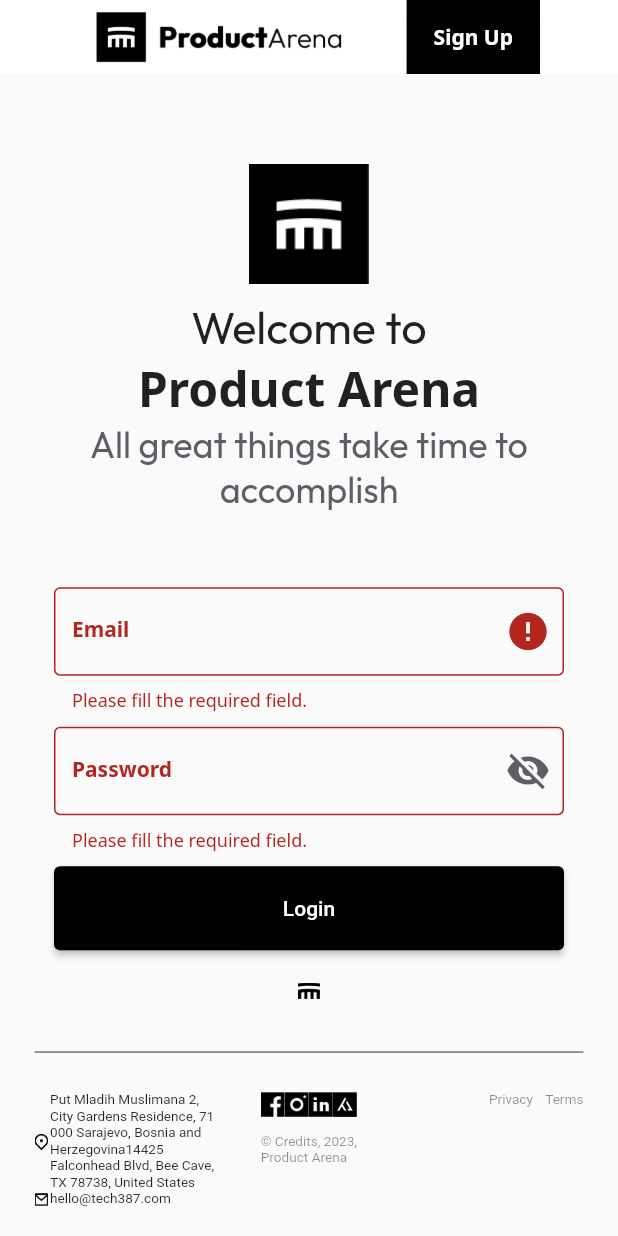
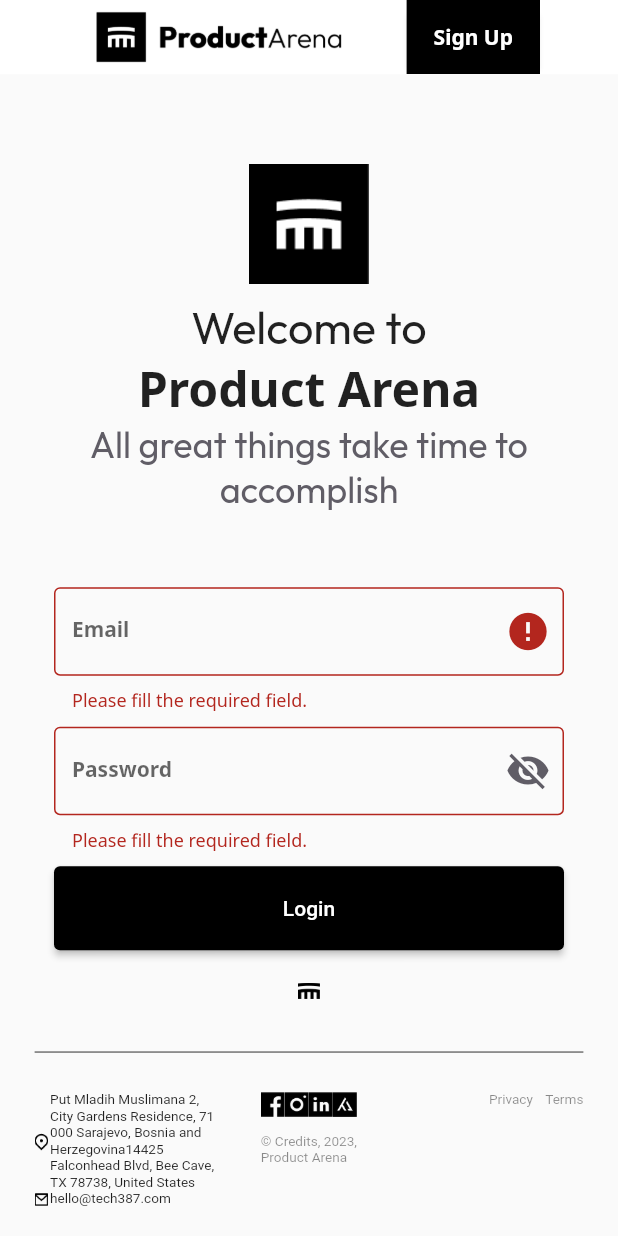
Before and after one commit to kingdomOfIT/V2_Product_Arena, a Flutter app: the WebLoginScreen screen opened by its route, after a tap on "Login", on a phone screen of 412 x 824 dp. Run offline on Flutter 3.47's test engine with Material 2 defaults, Android fonts, the light colour scheme and no system bars; our stand-ins replace flutter_spinkit, google_fonts, youtube_player_flutter, youtube_player_iframe; missing offline and left inert: amplify_api, amplify_auth_cognito, amplify_flutter; project files that could hold a hidden picture were left out.

Commit message:
Fixed login label color

```diff
--- a/lib/web/features/auth/widgets/web_login_form.dart
+++ b/lib/web/features/auth/widgets/web_login_form.dart
@@ -99,7 +99,7 @@ class _WebLoginFormState extends State<WebLoginForm> {
                   'Email',
                   style: GoogleFonts.notoSans(
                     fontSize: 14,
-                    color: emailColor,
+                    //color: emailColor,
                   ),
                 ),
                 fillColor: Colors.black,
@@ -193,7 +193,7 @@ class _WebLoginFormState extends State<WebLoginForm> {
                   'Password',
                   style: GoogleFonts.notoSans(
                     fontSize: 14,
-                    color: passwordColor,
+                    //color: passwordColor,
                   ),
                 ),
                 focusedBorder: const OutlineInputBorder(
```
Also changed, not shown: 1 other file.
